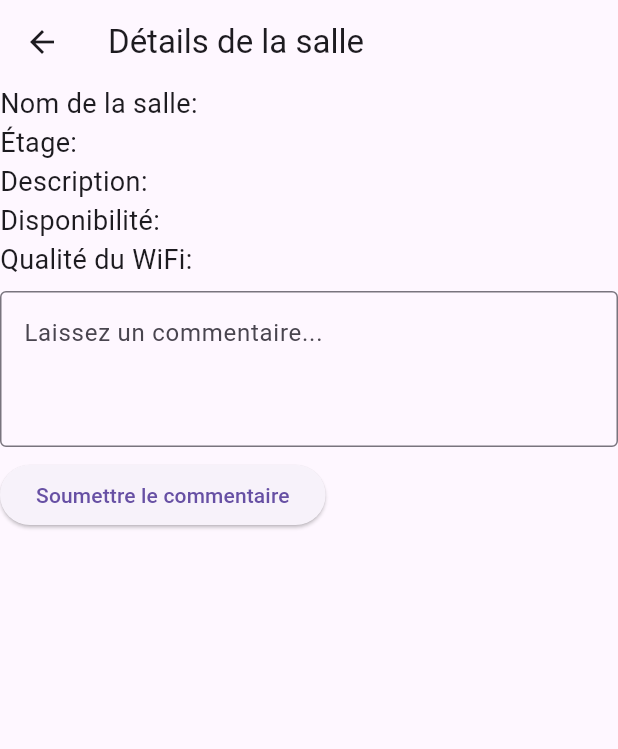
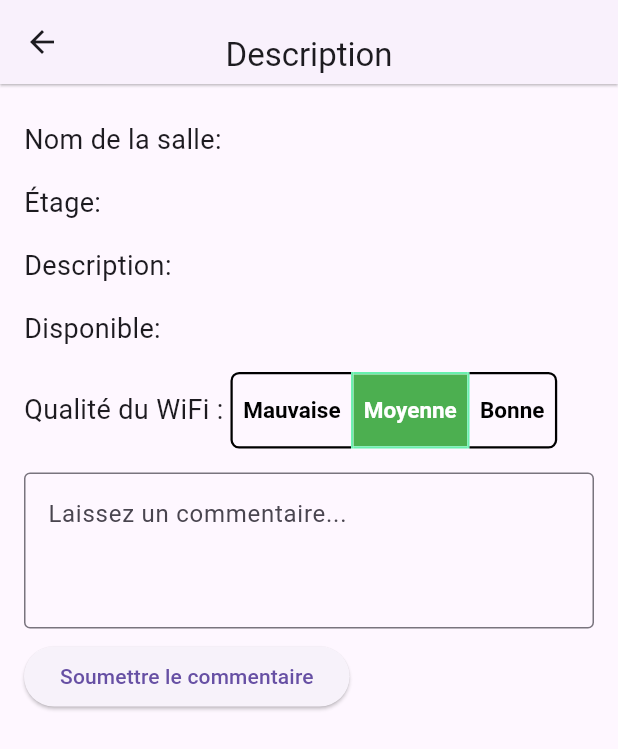
Before and after one commit to Lana487/projet_flutter, a Flutter app: the SalleDetailPage screen opened directly with empty values, on a phone screen of 412 x 824 dp. Shown: the top 749 px of the screen. Run offline on Flutter 3.47's test engine with Material 3 defaults, Android fonts, the phone set to English and light mode, and no system bars.

Commit message:
MAJ Visuelle

```diff
--- a/lib/salle_detail_page.dart
+++ b/lib/salle_detail_page.dart
@@ -12,23 +12,112 @@ class SalleDetailPage extends StatefulWidget {
 
 class SalleDetailPageState extends State<SalleDetailPage> {
   final TextEditingController _commentController = TextEditingController();
+  List<bool> isDispo = [true, false];
+  List<bool> qualiteWifi = [false, true, false];
 
   @override
   Widget build(BuildContext context) {
     return Scaffold(
       appBar: AppBar(
-        title: const Text("Détails de la salle"),
+        title: Column(
+          crossAxisAlignment: CrossAxisAlignment.center,
+          children: [
+            Text(
+              widget.salle.nom,
+              style: const TextStyle(
+                fontSize: 14.0,
+                fontStyle: FontStyle.italic,
+              ),
+              textAlign: TextAlign.center,
+            ),
+            const Text(
+              'Description',
+              style: TextStyle(
+                fontSize: 22.0,
+              ),
+              textAlign: TextAlign.center,
+            ),
+          ],
+        ),
+        elevation: 0.7,
+        shadowColor: Colors.black,
+        centerTitle: true,
       ),
       body: SingleChildScrollView(
+        child: Padding(
+          padding: const EdgeInsets.all(16.0),
           child: Column(
             crossAxisAlignment: CrossAxisAlignment.start,
             children: [
               // Ici, ajoutez une redirection ou un bouton pour les salles disponibles si nécessaire
-            Text("Nom de la salle: ${widget.salle.nom}", style: const TextStyle(fontSize: 18)),
-            Text("Étage: ${widget.salle.etage}", style: const TextStyle(fontSize: 18)),
-            Text("Description: ${widget.salle.description}", style: const TextStyle(fontSize: 18)),
-            Text("Disponibilité: ${widget.salle.disponibilite}", style: const TextStyle(fontSize: 18)),
-            Text("Qualité du WiFi: ${widget.salle.qualiteWifi}", style: const TextStyle(fontSize: 18)),
+              Padding(
+                padding: const EdgeInsets.symmetric(vertical: 8.0),
+                child: Text("Nom de la salle: ${widget.salle.nom}",
+                    style: const TextStyle(fontSize: 18)),
+              ),
+              Padding(
+                padding: const EdgeInsets.symmetric(vertical: 8.0),
+                child: Text("Étage: ${widget.salle.etage}",
+                    style: const TextStyle(fontSize: 18)),
+              ),
+              Padding(
+                padding: const EdgeInsets.symmetric(vertical: 8.0),
+                child: Text("Description: ${widget.salle.description}",
+                    style: const TextStyle(fontSize: 18)),
+              ),
+              Padding(
+                padding: const EdgeInsets.symmetric(vertical: 8.0),
+                child: Text("Disponible: ${widget.salle.disponibilite}",
+                    style: const TextStyle(fontSize: 18)),
+              ),
+              Padding(
+                padding: const EdgeInsets.symmetric(vertical: 8.0),
+                child: Row(
+                  children: [
+                    const Text("Qualité du WiFi : ",
+                        style: TextStyle(fontSize: 18)),
+                    ToggleButtons(
+                      isSelected: qualiteWifi,
+                      selectedColor: Colors.white,
+                      color: Colors.black,
+                      fillColor: Colors.green,
+                      splashColor: Colors.greenAccent,
+                      textStyle: const TextStyle(fontWeight: FontWeight.bold),
+                      renderBorder: true,
+                      borderColor: Colors.black,
+                      borderWidth: 1.5,
+                      borderRadius: BorderRadius.circular(5),
+                      selectedBorderColor: Colors.greenAccent,
+                      children: const [
+                        Padding(
+                          padding: EdgeInsets.all(7),
+                          child:
+                              Text('Mauvaise', style: TextStyle(fontSize: 15)),
+                        ),
+                        Padding(
+                          padding: EdgeInsets.all(7),
+                          child:
+                              Text('Moyenne', style: TextStyle(fontSize: 15)),
+                        ),
+                        Padding(
+                          padding: EdgeInsets.all(7),
+                          child: Text('Bonne', style: TextStyle(fontSize: 15)),
+                        ),
+                      ],
+                      onPressed: (int newIndex) {
+                        setState(() {
+                          // looping through the list of booleans values
+                          for (int index = 0;
+                              index < qualiteWifi.length;
+                              index++) {
+                            qualiteWifi[index] = index == newIndex;
+                          }
+                        });
+                      },
+                    ),
+                  ],
+                ),
+              ),
               Padding(
                 padding: const EdgeInsets.symmetric(vertical: 8.0),
                 child: TextField(
@@ -44,13 +133,15 @@ class SalleDetailPageState extends State<SalleDetailPage> {
                 onPressed: () {
                   // Ajoutez ici la logique pour enregistrer le commentaire
                   // ignore: avoid_print
-                print("Commentaire: ${_commentController.text}"); // Replace with a logging framework if you have one
+                  print(
+                      "Commentaire: ${_commentController.text}"); // Replace with a logging framework if you have one
                 },
                 child: const Text("Soumettre le commentaire"),
               ),
             ],
           ),
         ),
+      ),
     );
   }
 }
--- a/pubspec.yaml
+++ b/pubspec.yaml
@@ -59,8 +59,8 @@ flutter:
   uses-material-design: true
 
   # To add assets to your application, add an assets section, like this:
-  # assets:
-  #   - images/a_dot_burr.jpeg
+  assets:
+     - images/
   #   - images/a_dot_ham.jpeg
 
   # An image asset can refer to one or more resolution-specific "variants", see
```
Also changed, not shown: lib/choix_salle_page.dart (+23 -3 lines), lib/main.dart (+44 -6 lines). Lines whose indentation alone changed are shown as unchanged.
